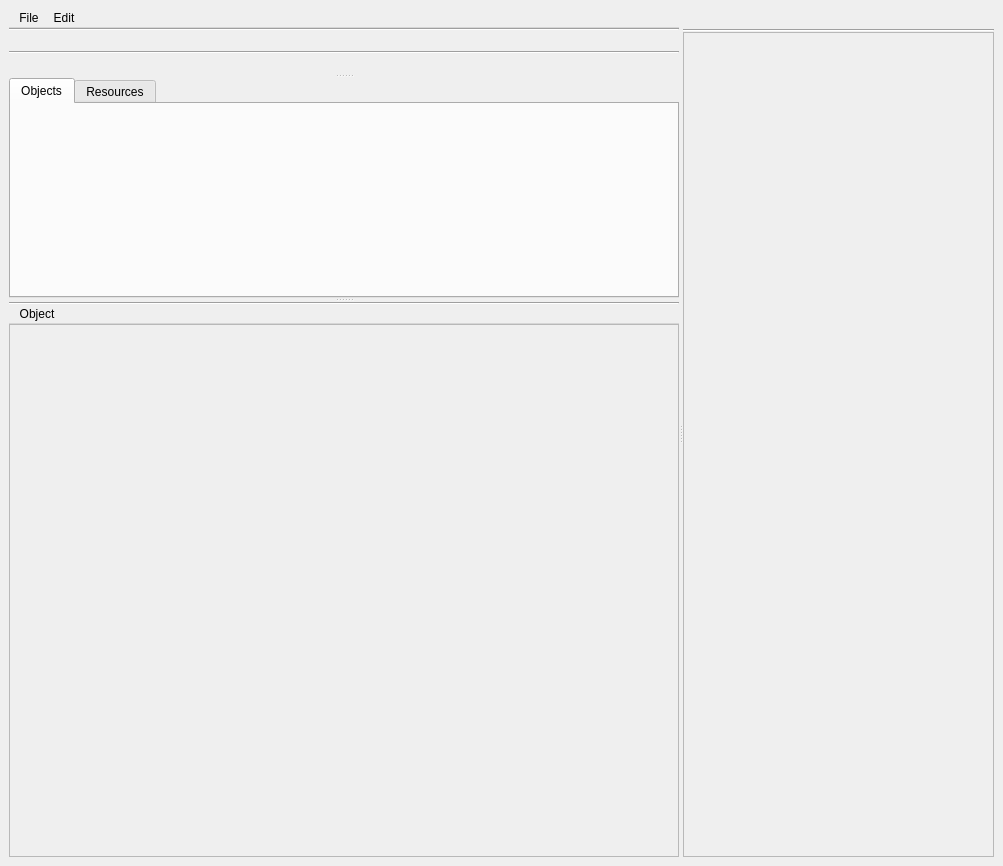
Above: src/platform/qt/gui/Window.ui from stippi/WonderBrush-v3 before the change. Below: the same form after it.
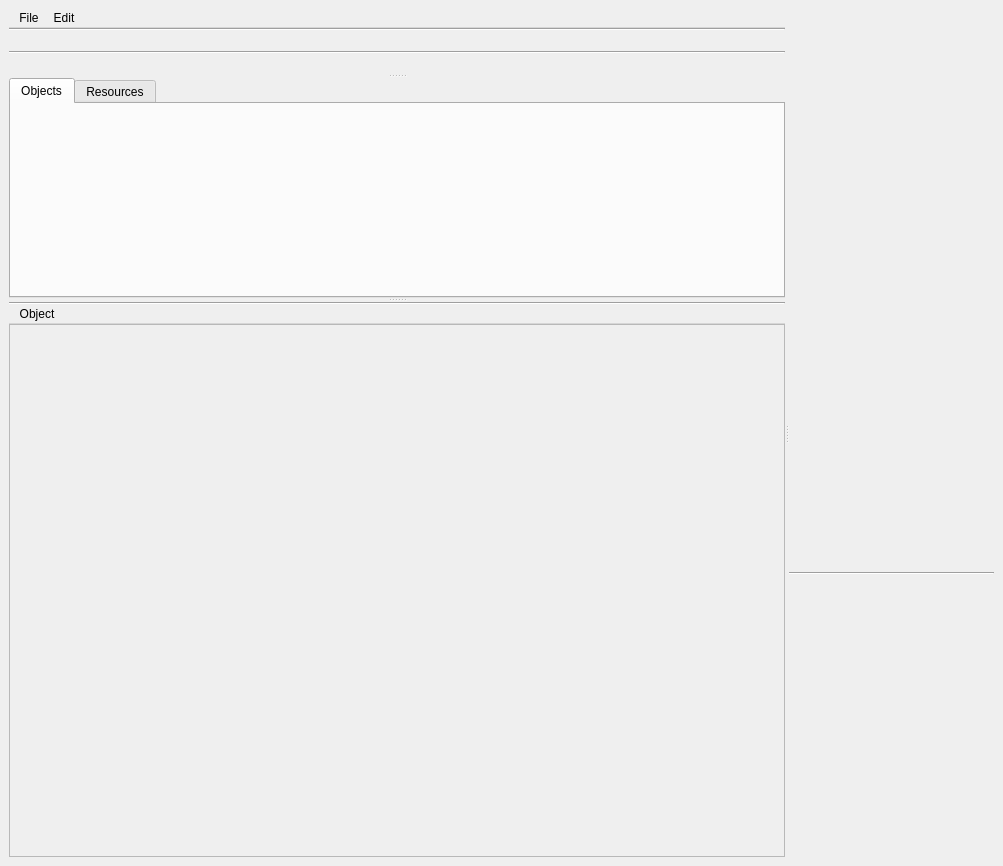
That is the form after the change. Custom widgets are drawn as their Qt base class.

Commit message:
Qt: Add a very simple CanvasView
The canvas is displayed fine, even if not centered yet and only after
first update. Scrolling support is still missing as well.

Patch:
```diff
--- a/src/platform/qt/gui/Window.ui
+++ b/src/platform/qt/gui/Window.ui
@@ -128,7 +128,7 @@
                  <x>0</x>
                  <y>0</y>
                  <width>664</width>
-                 <height>455</height>
+                 <height>475</height>
                 </rect>
                </property>
               </widget>
@@ -140,7 +140,7 @@
         </item>
        </layout>
       </widget>
-      <widget class="QWidget" name="">
+      <widget class="QWidget" name="layoutWidget">
        <layout class="QVBoxLayout" name="verticalLayout_4">
         <property name="spacing">
          <number>0</number>
@@ -182,21 +182,7 @@
          </widget>
         </item>
         <item>
-         <widget class="QScrollArea" name="canvasScrollView">
-          <property name="widgetResizable">
-           <bool>true</bool>
-          </property>
-          <widget class="QWidget" name="scrollAreaWidgetContents_2">
-           <property name="geometry">
-            <rect>
-             <x>0</x>
-             <y>0</y>
-             <width>310</width>
-             <height>815</height>
-            </rect>
-           </property>
-          </widget>
-         </widget>
+         <widget class="CanvasView" name="canvasView" native="true"/>
         </item>
        </layout>
       </widget>
@@ -225,6 +211,14 @@
    </property>
   </action>
  </widget>
+ <customwidgets>
+  <customwidget>
+   <class>CanvasView</class>
+   <extends>QWidget</extends>
+   <header>CanvasView.h</header>
+   <container>1</container>
+  </customwidget>
+ </customwidgets>
  <resources/>
  <connections/>
 </ui>
```
The commit also changes 4 other files.
